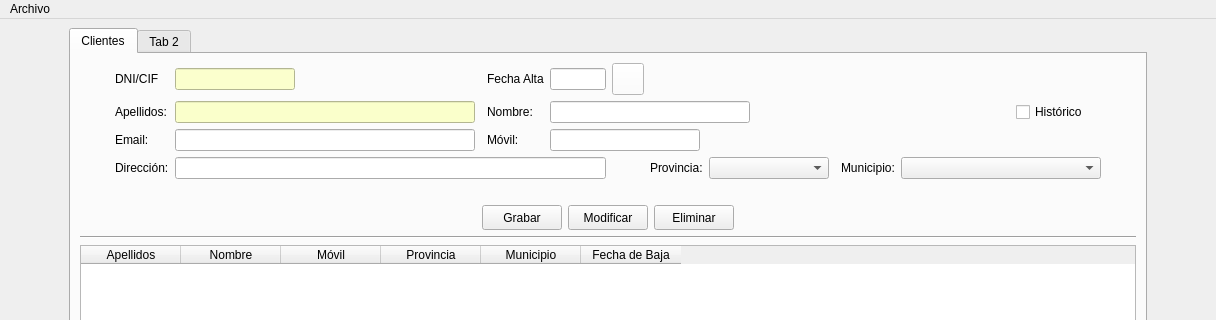
Qt form templates/ventPrincipal.ui (Manuerty/ProyecyoDI) before a commit; both pictures show x 0 to 1216 and y 0 to 320 of the 1216 by 768 pixel window.
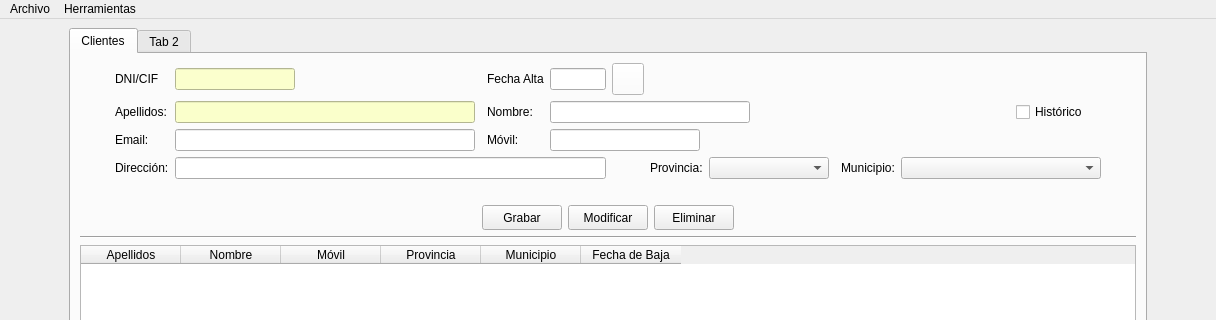
The same form after that commit. Icons and pictures are not drawn.

What changed in the file:
```diff
--- a/templates/ventPrincipal.ui
+++ b/templates/ventPrincipal.ui
@@ -606,7 +606,15 @@
     </property>
     <addaction name="actionSalir"/>
    </widget>
+   <widget class="QMenu" name="menuHerramientas">
+    <property name="title">
+     <string>Herramientas</string>
+    </property>
+    <addaction name="actionCrear_BackUp"/>
+    <addaction name="actionRestaurar_BackUp"/>
+   </widget>
    <addaction name="menuSalir"/>
+   <addaction name="menuHerramientas"/>
   </widget>
   <widget class="QStatusBar" name="statusbar"/>
   <action name="actionSalir">
```
Left out of the diff: 12 changed lines with no effect on the pictures.
